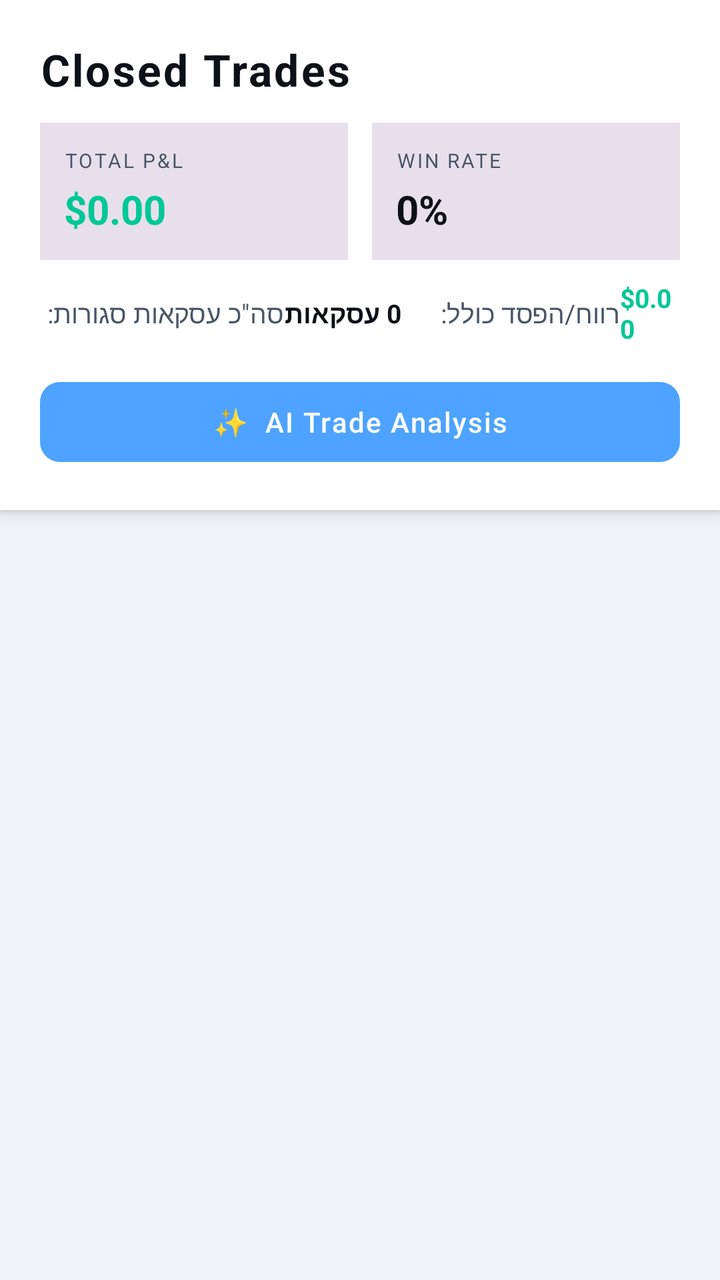
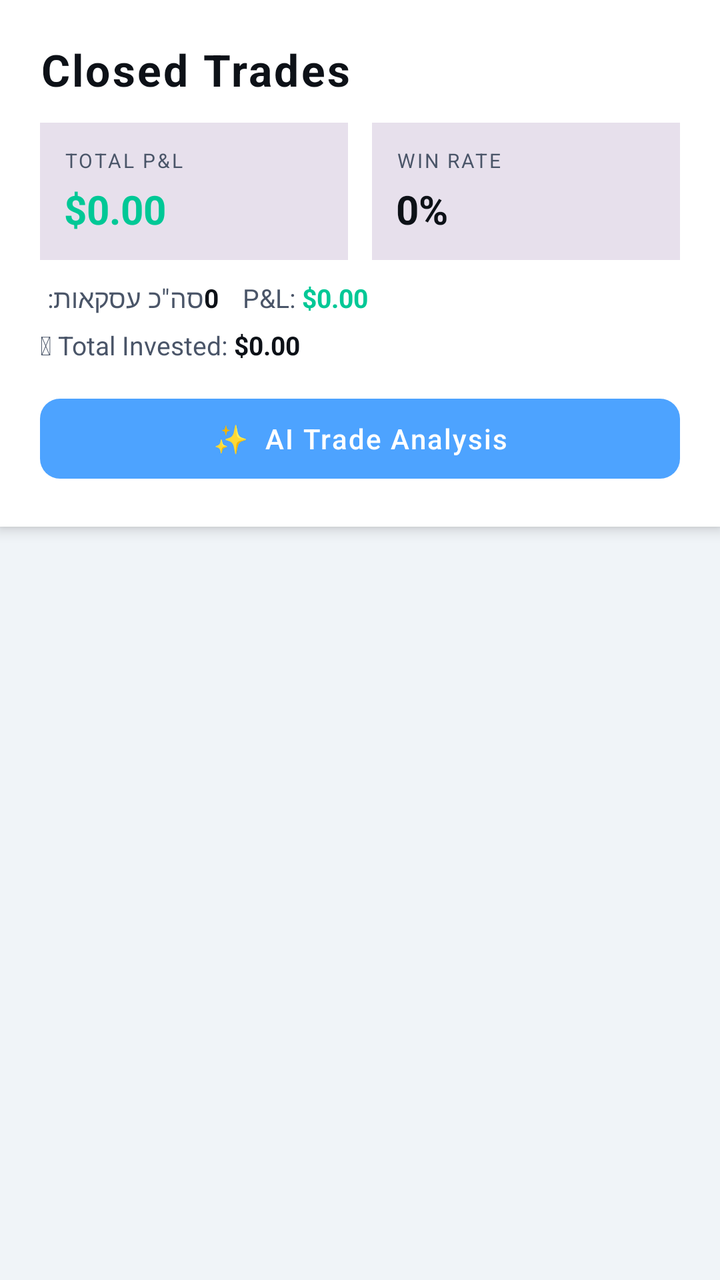

The first picture is an Android layout as it rendered before a commit; the second is the same layout after the commit. The layout source and the unified diff follow.
<!-- AndroidManifest.xml: application theme Theme.Chart -->
<!-- res/layout/fragment_closed_trades.xml -->
<?xml version="1.0" encoding="utf-8"?>
<LinearLayout
    xmlns:android="http://schemas.android.com/apk/res/android"
    xmlns:app="http://schemas.android.com/apk/res-auto"
    android:layout_width="match_parent"
    android:layout_height="match_parent"
    android:orientation="vertical"
    android:background="?attr/colorBackground">

    
    <LinearLayout
        android:id="@+id/summaryHeader"
        android:layout_width="match_parent"
        android:layout_height="wrap_content"
        android:orientation="vertical"
        android:background="?attr/colorSurface"
        android:padding="20dp"
        android:elevation="4dp">

        <TextView
            android:layout_width="wrap_content"
            android:layout_height="wrap_content"
            android:text="Closed Trades"
            android:textColor="?attr/colorOnSurface"
            android:textSize="22sp"
            android:textStyle="bold"
            android:letterSpacing="0.05"/>

        <LinearLayout
            android:layout_width="match_parent"
            android:layout_height="wrap_content"
            android:orientation="horizontal"
            android:layout_marginTop="12dp">

            
            <LinearLayout
                android:layout_width="0dp"
                android:layout_height="wrap_content"
                android:layout_weight="1"
                android:orientation="vertical"
                android:background="?attr/colorSurfaceVariant"
                android:padding="12dp"
                android:layout_marginEnd="6dp">
                <TextView
                    android:layout_width="wrap_content"
                    android:layout_height="wrap_content"
                    android:text="TOTAL P&amp;L"
                    android:textColor="?attr/colorOnSurfaceVariant"
                    android:textSize="10sp"
                    android:letterSpacing="0.1"/>
                <TextView
                    android:id="@+id/totalPnlText"
                    android:layout_width="wrap_content"
                    android:layout_height="wrap_content"
                    android:text="$0.00"
                    android:textColor="@color/colorProfit"
                    android:textSize="20sp"
                    android:textStyle="bold"
                    android:layout_marginTop="4dp"/>
            </LinearLayout>

            
            <LinearLayout
                android:layout_width="0dp"
                android:layout_height="wrap_content"
                android:layout_weight="1"
                android:orientation="vertical"
                android:background="?attr/colorSurfaceVariant"
                android:padding="12dp"
                android:layout_marginStart="6dp">
                <TextView
                    android:layout_width="wrap_content"
                    android:layout_height="wrap_content"
                    android:text="WIN RATE"
                    android:textColor="?attr/colorOnSurfaceVariant"
                    android:textSize="10sp"
                    android:letterSpacing="0.1"/>
                <TextView
                    android:id="@+id/winRateText"
                    android:layout_width="wrap_content"
                    android:layout_height="wrap_content"
                    android:text="0%"
                    android:textColor="?attr/colorOnSurface"
                    android:textSize="20sp"
                    android:textStyle="bold"
                    android:layout_marginTop="4dp"/>
            </LinearLayout>

        </LinearLayout>

        
        <LinearLayout
            android:layout_width="match_parent"
            android:layout_height="wrap_content"
            android:orientation="horizontal"
            android:layout_marginTop="10dp"
            android:gravity="center_vertical">

            <TextView
                android:layout_width="wrap_content"
                android:layout_height="wrap_content"
                android:text="סה&#x22;כ עסקאות סגורות: "
                android:textColor="?attr/colorOnSurfaceVariant"
                android:textSize="13sp"/>

            <TextView
                android:id="@+id/tvClosedTradeCount"
                android:layout_width="wrap_content"
                android:layout_height="wrap_content"
                android:text="0 עסקאות"
                android:textColor="?attr/colorOnSurface"
                android:textSize="13sp"
                android:textStyle="bold"
                android:layout_marginEnd="16dp"/>

            <TextView
                android:layout_width="wrap_content"
                android:layout_height="wrap_content"
                android:text="רווח/הפסד כולל: "
                android:textColor="?attr/colorOnSurfaceVariant"
                android:textSize="13sp"/>

            <TextView
                android:id="@+id/tvClosedTotalPnl"
                android:layout_width="wrap_content"
                android:layout_height="wrap_content"
                android:text="$0.00"
                android:textColor="@color/colorProfit"
                android:textSize="13sp"
                android:textStyle="bold"/>

        </LinearLayout>

        
        <com.google.android.material.button.MaterialButton
            android:id="@+id/btnAnalyzeTrades"
            android:layout_width="match_parent"
            android:layout_height="48dp"
            android:layout_marginTop="14dp"
            android:text="✨  AI Trade Analysis"
            android:textColor="@color/white"
            android:textSize="14sp"
            android:letterSpacing="0.05"
            app:backgroundTint="?attr/colorPrimary"
            app:cornerRadius="10dp"
            app:elevation="0dp"/>

    </LinearLayout>

    
    <androidx.recyclerview.widget.RecyclerView
        android:id="@+id/closedTradesRecyclerView"
        android:layout_width="match_parent"
        android:layout_height="0dp"
        android:layout_weight="1"
        android:paddingVertical="8dp"
        android:clipToPadding="false"
        android:scrollbars="none" />

    
    <ProgressBar
        android:id="@+id/aiProgressBar"
        android:layout_width="wrap_content"
        android:layout_height="wrap_content"
        android:layout_gravity="center"
        android:visibility="gone"
        android:indeterminateTint="?attr/colorPrimary"/>

</LinearLayout>
<!-- resources referenced by this layout -->
<resources>
  <color name="colorProfit">#00C896</color>
  <color name="white">#FFFFFF</color>
  <style name="Theme.Chart" parent="Base.Theme.MogoMarket" />
  <style name="Base.Theme.MogoMarket" parent="Theme.Material3.DayNight.NoActionBar">
          <item name="colorPrimary">@color/primary</item>
          <item name="colorPrimaryVariant">@color/primary_dark</item>
          <item name="colorOnPrimary">@color/white</item>
          <item name="colorSecondary">@color/bg_card</item>
          <item name="colorOnSecondary">@color/text_primary</item>
          <item name="colorSurface">@color/bg_secondary</item>
          <item name="colorOnSurface">@color/text_primary</item>
          <item name="android:colorBackground">@color/bg_primary</item>
          <item name="colorBackground">@color/bg_primary</item>
          <item name="colorOnBackground">@color/text_primary</item>
          <item name="colorOnSurfaceVariant">@color/text_secondary</item>
          <item name="colorError">@color/loss</item>
          <item name="colorOnError">@color/white</item>
          <item name="android:textColor">@color/text_primary</item>
          <item name="materialCardViewStyle">@style/CardStyle</item>
          <item name="android:statusBarColor">@color/bg_primary</item>
          
          <item name="android:windowLightStatusBar">true</item>
          
          <item name="bottomNavigationStyle">@style/BottomNavStyle</item>
      </style>
  <color name="primary">#4DA3FF</color>
  <color name="primary_dark">#1C6DD0</color>
  <color name="bg_card">#FFFFFF</color>
  <color name="text_primary">#0D1117</color>
  <color name="bg_secondary">#FFFFFF</color>
  <color name="bg_primary">#F0F4F8</color>
  <color name="text_secondary">#4A5568</color>
  <color name="loss">#FF4D4D</color>
  <style name="CardStyle" parent="Widget.Material3.CardView.Elevated">
          <item name="cardBackgroundColor">@color/bg_card</item>
          <item name="strokeColor">@color/colorDivider</item>
          <item name="strokeWidth">0dp</item>
          <item name="cardCornerRadius">16dp</item>
          <item name="cardElevation">2dp</item>
      </style>
  <style name="BottomNavStyle" parent="Widget.Material3.BottomNavigationView">
          <item name="android:background">?attr/colorSurface</item>
          <item name="elevation">8dp</item>
          <item name="labelVisibilityMode">labeled</item>
          <item name="itemActiveIndicatorStyle">@style/BottomNavIndicatorStyle</item>
      </style>
  <color name="colorDivider">#E2E8F0</color>
  <style name="BottomNavIndicatorStyle" parent="Widget.Material3.BottomNavigationView.ActiveIndicator">
          <item name="android:color">@android:color/transparent</item>
          <item name="android:width">0dp</item>
          <item name="android:height">0dp</item>
      </style>
</resources>

<!-- the commit's change to res/layout/fragment_closed_trades.xml (unified diff, before → after) -->
@@ -99,7 +99,7 @@
             <TextView
                 android:layout_width="wrap_content"
                 android:layout_height="wrap_content"
-                android:text="סה&#x22;כ עסקאות סגורות: "
+                android:text="סה&#x22;כ עסקאות: "
                 android:textColor="?attr/colorOnSurfaceVariant"
                 android:textSize="13sp"/>
 
@@ -107,16 +107,16 @@
                 android:id="@+id/tvClosedTradeCount"
                 android:layout_width="wrap_content"
                 android:layout_height="wrap_content"
-                android:text="0 עסקאות"
+                android:text="0"
                 android:textColor="?attr/colorOnSurface"
                 android:textSize="13sp"
                 android:textStyle="bold"
-                android:layout_marginEnd="16dp"/>
+                android:layout_marginEnd="12dp"/>
 
             <TextView
                 android:layout_width="wrap_content"
                 android:layout_height="wrap_content"
-                android:text="רווח/הפסד כולל: "
+                android:text="P&amp;L: "
                 android:textColor="?attr/colorOnSurfaceVariant"
                 android:textSize="13sp"/>
 
@@ -126,6 +126,32 @@
                 android:layout_height="wrap_content"
                 android:text="$0.00"
                 android:textColor="@color/colorProfit"
+                android:textSize="13sp"
+                android:textStyle="bold"/>
+
+        </LinearLayout>
+
+        
+        <LinearLayout
+            android:layout_width="match_parent"
+            android:layout_height="wrap_content"
+            android:orientation="horizontal"
+            android:layout_marginTop="6dp"
+            android:gravity="center_vertical">
+
+            <TextView
+                android:layout_width="wrap_content"
+                android:layout_height="wrap_content"
+                android:text="&#x1F4B0; Total Invested: "
+                android:textColor="?attr/colorOnSurfaceVariant"
+                android:textSize="13sp"/>
+
+            <TextView
+                android:id="@+id/tvClosedTotalInvested"
+                android:layout_width="wrap_content"
+                android:layout_height="wrap_content"
+                android:text="$0.00"
+                android:textColor="?attr/colorOnSurface"
                 android:textSize="13sp"
                 android:textStyle="bold"/>
 
